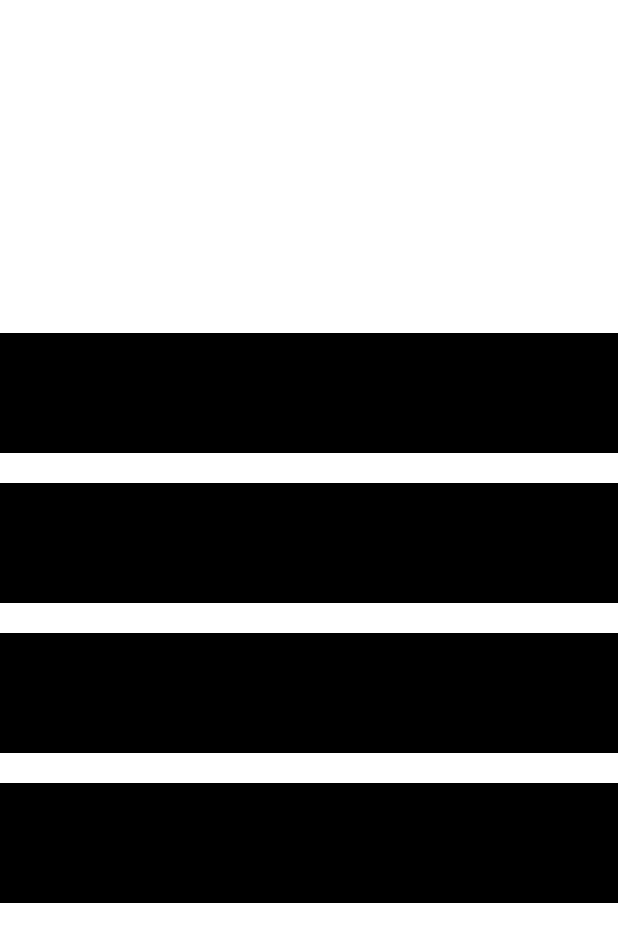
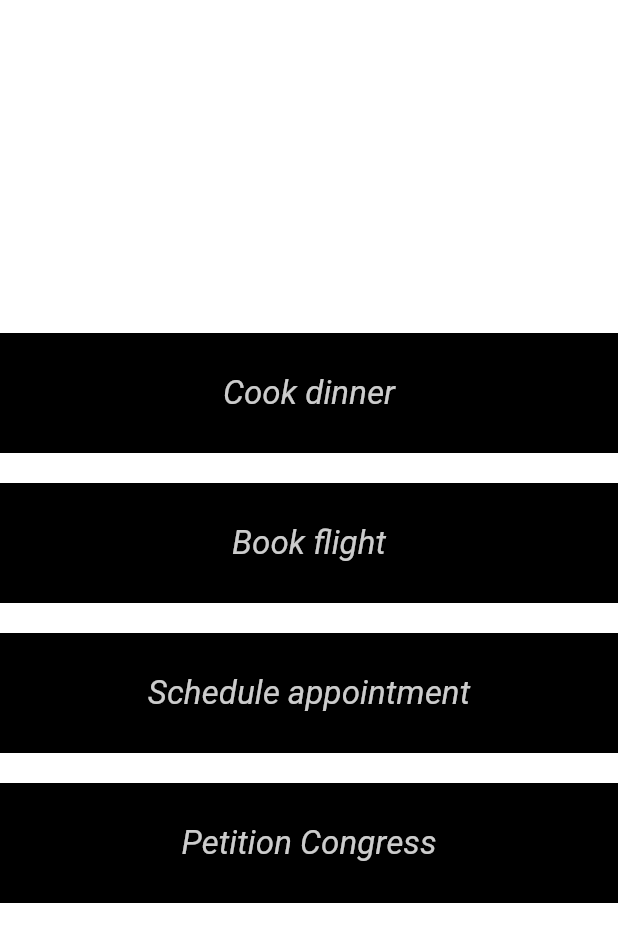
Before and after one commit to eighty4/todai, a Flutter app: the screen it shows after launch, on a phone screen of 412 x 824 dp. Shown: the top 942 px of the screen. Run offline on Flutter 3.47's test engine with Material 2 defaults, Android fonts, the phone set to English and light mode, and no system bars; our stand-ins replace flutter_svg.

Commit message:
chatgpt generated placeholder todo labels on time blocks

```diff
--- a/lib/time_blocks/box.dart
+++ b/lib/time_blocks/box.dart
@@ -8,7 +8,16 @@ class TimeBlockBox extends StatefulWidget {
   static const double blockHeight = 80;
   static const double marginHeight = 20;
   static const double minimizedHeight = 20;
-  final int index;
+  static const TextStyle placeholderTextStyle = TextStyle(
+      fontSize: 22,
+      color: Color.fromARGB(204, 255, 255, 255),
+      fontStyle: FontStyle.italic);
+  static const TextStyle textStyle =
+      TextStyle(fontSize: 24, color: Color.fromARGB(255, 255, 255, 255));
+  static const TextStyle invertTextStyle =
+      TextStyle(fontSize: 24, color: Color.fromARGB(255, 0, 0, 0));
+
+  final TimeBlock timeBlock;
   final VoidCallback onBlur;
   final TimeBlockCallback onEdit;
   final Stream<TimeBlockEvent> stream;
@@ -17,7 +26,7 @@ class TimeBlockBox extends StatefulWidget {
 
   const TimeBlockBox(
       {Key? key,
-      required this.index,
+      required this.timeBlock,
       required this.onBlur,
       required this.onEdit,
       required this.stream,
@@ -61,7 +70,7 @@ class _TimeBlockBoxState extends State<TimeBlockBox>
   }
 
   _handleEvent(TimeBlockEvent event) {
-    if (event.editing == widget.index) {
+    if (event.editing == widget.timeBlock.index) {
       setState(() => mode = TimeBlockBoxDisplayMode.editFocus);
       _initTopAnimation(event);
       _initHeightAnimation(event);
@@ -79,21 +88,22 @@ class _TimeBlockBoxState extends State<TimeBlockBox>
 
   _initTopAnimation(TimeBlockEvent event) {
     final double begin = widget.spaceAbove +
-        ((TimeBlockBox.blockHeight + TimeBlockBox.marginHeight) * widget.index);
+        ((TimeBlockBox.blockHeight + TimeBlockBox.marginHeight) *
+            widget.timeBlock.index);
     late final double end;
     if (event.editing == null) {
       end = 0;
-    } else if (widget.index <= event.editing!) {
+    } else if (widget.timeBlock.index <= event.editing!) {
       end = widget.spaceAboveEditing +
           ((TimeBlockBox.minimizedHeight + TimeBlockBox.marginHeight) *
-              widget.index);
+              widget.timeBlock.index);
     } else {
       end = widget.spaceAboveEditing +
           TimeBlockBox.blockHeight +
-          (TimeBlockBox.minimizedHeight * (widget.index - 1)) +
-          (TimeBlockBox.marginHeight * widget.index);
+          (TimeBlockBox.minimizedHeight * (widget.timeBlock.index - 1)) +
+          (TimeBlockBox.marginHeight * widget.timeBlock.index);
     }
-    final double iStart = .1 * widget.index;
+    final double iStart = .1 * widget.timeBlock.index;
     final double iEnd = iStart + .6;
     _top = Tween<double>(begin: begin, end: end).animate(
       CurvedAnimation(
@@ -104,7 +114,7 @@ class _TimeBlockBoxState extends State<TimeBlockBox>
   }
 
   _initHeightAnimation(TimeBlockEvent event) {
-    final double index = widget.index.toDouble();
+    final double index = widget.timeBlock.index.toDouble();
     final double iStart = .1 * index;
     final double iEnd = iStart + .6;
     final end = mode == TimeBlockBoxDisplayMode.editFocus
@@ -130,15 +140,23 @@ class _TimeBlockBoxState extends State<TimeBlockBox>
   Widget build(BuildContext context) {
     late final Widget box;
     if (mode != TimeBlockBoxDisplayMode.editFocus) {
-      box = Container(color: Colors.transparent);
+      box = Container(
+        color: Colors.transparent,
+        child: Center(
+            child: Text(
+          widget.timeBlock.text,
+          style: widget.timeBlock.placeholder
+              ? TimeBlockBox.placeholderTextStyle
+              : TimeBlockBox.textStyle,
+        )),
+      );
     } else {
       box = Center(
         child: TextField(
           autofocus: true,
           textAlign: TextAlign.center,
           decoration: const InputDecoration(border: InputBorder.none),
-          style: const TextStyle(
-              fontSize: 24, color: Color.fromARGB(255, 0, 0, 0)),
+          style: TimeBlockBox.invertTextStyle,
           onEditingComplete: () {
             FocusScope.of(context).unfocus();
           },
@@ -166,7 +184,7 @@ class _TimeBlockBoxState extends State<TimeBlockBox>
   }
 
   void onEdit() {
-    widget.onEdit(widget.index);
+    widget.onEdit(widget.timeBlock.index);
   }
 
   Widget _buildAnimation(BuildContext context, Widget? child) {
--- a/lib/time_blocks/controller.dart
+++ b/lib/time_blocks/controller.dart
@@ -1,4 +1,14 @@
 import 'dart:async';
+import 'dart:math';
+
+class TimeBlock {
+  final int index;
+  final String text;
+  final bool placeholder;
+
+  TimeBlock(
+      {required this.index, required this.text, this.placeholder = false});
+}
 
 class TimeBlockEvent {
   static const initialState = TimeBlockEvent(display: true);
@@ -12,11 +22,16 @@ class TimeBlockEvent {
 class TheTimeBlockController {
   final StreamController<TimeBlockEvent> _streamController =
       StreamController.broadcast();
+  final List<TimeBlock> _todos = getRandomTimeBlocks(4);
 
   Stream<TimeBlockEvent> get stream => _streamController.stream;
 
   void focusEditing(int index) {
     _streamController.add(TimeBlockEvent(display: true, editing: index));
+  }
+
+  TimeBlock timeBlock(int index) {
+    return _todos[index];
   }
 
   void blurEditing() {
@@ -27,3 +42,50 @@ class TheTimeBlockController {
     return _streamController.close();
   }
 }
+
+const randomLabels = <String>[
+  'Woodworking project',
+  'Eat spinach',
+  'Wash car',
+  'Buy groceries',
+  'Update résumé',
+  'Bake muffins',
+  'Clean kitchen',
+  'Alphabetize DVDs',
+  'Build robotics',
+  'Petition Congress',
+  'Inbox zero',
+  'Study homework',
+  'Water plants',
+  'Write letter',
+  'Daily exercise',
+  'Call friend',
+  'Cook dinner',
+  'Read book',
+  'Write essay',
+  'Walk dog',
+  'Pay bills',
+  'Buy gift',
+  'Make bed',
+  'Oil change',
+  'Take nap',
+  'Book flight',
+  'Schedule appointment',
+  'Practice guitar',
+];
+
+List<TimeBlock> getRandomTimeBlocks(int count) {
+  final random = Random();
+  List<int> todos = [];
+  do {
+    final i = random.nextInt(randomLabels.length);
+    if (!todos.contains(i)) {
+      todos.add(i);
+    }
+  } while (todos.length < count);
+  int id = 0;
+  return todos
+      .map((i) =>
+          TimeBlock(index: id++, text: randomLabels[i], placeholder: true))
+      .toList();
+}
--- a/lib/time_blocks/stack.dart
+++ b/lib/time_blocks/stack.dart
@@ -67,7 +67,7 @@ class _TimeBlockStackState extends State<TimeBlockStack>
         child: Stack(children: [
           ...List.generate(widget.blockCount.toInt(), (index) {
             return TimeBlockBox(
-                index: index,
+                timeBlock: _controller.timeBlock(index),
                 onBlur: blurEditing,
                 onEdit: focusEditing,
                 spaceAbove: widget.dimensions.spaceAboveBlocks,
```
